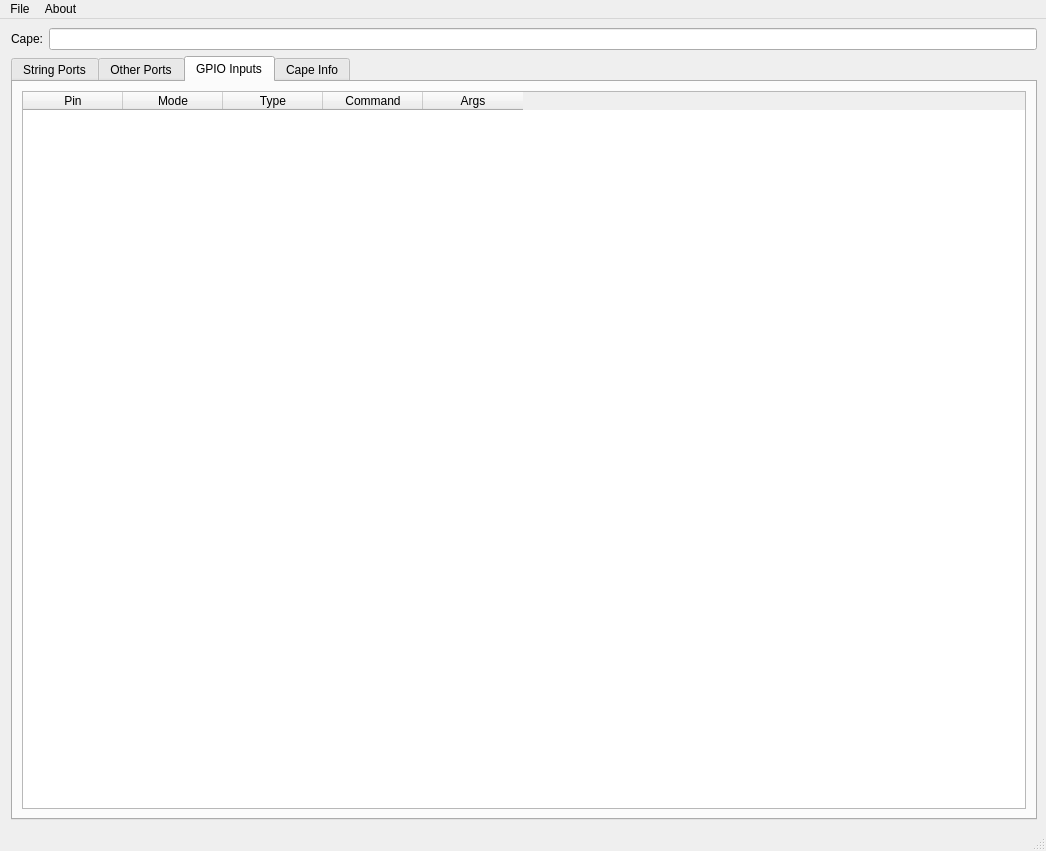
computergeek1507/EffectsGen, file res/mainwindow.ui: the form before one commit.
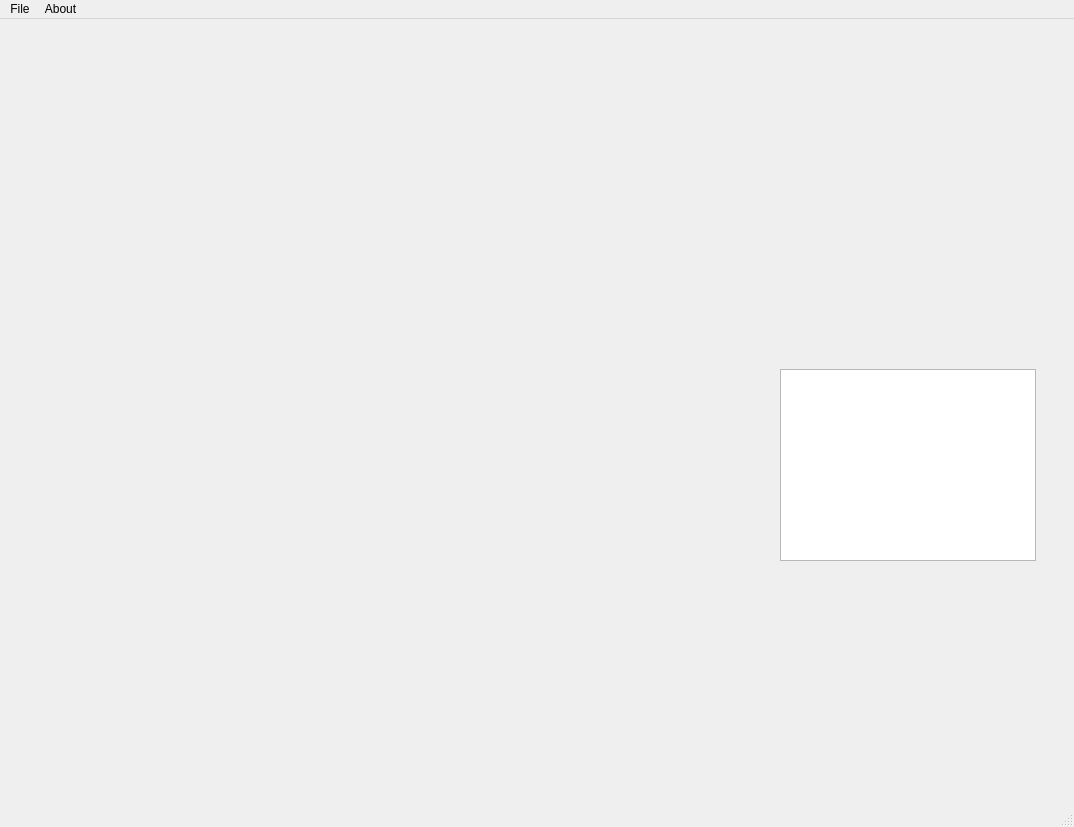
The form after the commit. The open tabs and pages were chosen to show the change. Icons and pictures are not drawn.

Patch:
```diff
--- a/res/mainwindow.ui
+++ b/res/mainwindow.ui
@@ -6,8 +6,8 @@
    <rect>
     <x>0</x>
     <y>0</y>
-    <width>1046</width>
-    <height>851</height>
+    <width>1074</width>
+    <height>827</height>
    </rect>
   </property>
   <property name="windowTitle">
@@ -18,146 +18,23 @@
     <normaloff>:/EffectsGen/EffectsGen.png</normaloff>:/EffectsGen/EffectsGen.png</iconset>
   </property>
   <widget class="QWidget" name="centralwidget">
-   <layout class="QVBoxLayout" name="verticalLayout">
-    <property name="leftMargin">
-     <number>11</number>
+   <widget class="QTableWidget" name="tableWidget">
+    <property name="geometry">
+     <rect>
+      <x>780</x>
+      <y>350</y>
+      <width>256</width>
+      <height>192</height>
+     </rect>
     </property>
-    <item>
-     <layout class="QGridLayout" name="gridLayout">
-      <property name="verticalSpacing">
-       <number>3</number>
-      </property>
-      <item row="0" column="1">
-       <widget class="QLineEdit" name="leProject">
-        <property name="readOnly">
-         <bool>true</bool>
-        </property>
-       </widget>
-      </item>
-      <item row="0" column="0">
-       <widget class="QLabel" name="label">
-        <property name="text">
-         <string>Cape:</string>
-        </property>
-       </widget>
-      </item>
-     </layout>
-    </item>
-    <item>
-     <widget class="QTabWidget" name="tabWidget">
-      <property name="currentIndex">
-       <number>0</number>
-      </property>
-      <widget class="QWidget" name="tabStringPorts">
-       <attribute name="title">
-        <string>String Ports</string>
-       </attribute>
-       <layout class="QVBoxLayout" name="verticalLayout_3">
-        <item>
-         <widget class="QComboBox" name="comboBoxCape"/>
-        </item>
-        <item>
-         <widget class="QTableWidget" name="twParts">
-          <property name="columnCount">
-           <number>2</number>
-          </property>
-          <attribute name="verticalHeaderMinimumSectionSize">
-           <number>25</number>
-          </attribute>
-          <attribute name="verticalHeaderDefaultSectionSize">
-           <number>30</number>
-          </attribute>
-          <column>
-           <property name="text">
-            <string>String Ports</string>
-           </property>
-          </column>
-          <column>
-           <property name="text">
-            <string>GPIO</string>
-           </property>
-          </column>
-         </widget>
-        </item>
-       </layout>
-      </widget>
-      <widget class="QWidget" name="tabSerial">
-       <attribute name="title">
-        <string>Other Ports</string>
-       </attribute>
-       <layout class="QGridLayout" name="gridLayout_2">
-        <item row="0" column="0">
-         <widget class="QTableWidget" name="twOther">
-          <column>
-           <property name="text">
-            <string>Type</string>
-           </property>
-          </column>
-          <column>
-           <property name="text">
-            <string>Device</string>
-           </property>
-          </column>
-         </widget>
-        </item>
-       </layout>
-      </widget>
-      <widget class="QWidget" name="tabGPIO">
-       <attribute name="title">
-        <string>GPIO Inputs</string>
-       </attribute>
-       <layout class="QGridLayout" name="gridLayout_3">
-        <item row="0" column="0">
-         <widget class="QTableWidget" name="twGPIO">
-          <column>
-           <property name="text">
-            <string>Pin</string>
-           </property>
-          </column>
-          <column>
-           <property name="text">
-            <string>Mode</string>
-           </property>
-          </column>
-          <column>
-           <property name="text">
-            <string>Type</string>
-           </property>
-          </column>
-          <column>
-           <property name="text">
-            <string>Command</string>
-           </property>
-          </column>
-          <column>
-           <property name="text">
-            <string>Args</string>
-           </property>
-          </column>
-         </widget>
-        </item>
-       </layout>
-      </widget>
-      <widget class="QWidget" name="tabCapeInfo">
-       <attribute name="title">
-        <string>Cape Info</string>
-       </attribute>
-       <layout class="QVBoxLayout" name="verticalLayout_4">
-        <item>
-         <widget class="QTextEdit" name="textEditCapeInfo"/>
-        </item>
-       </layout>
-      </widget>
-     </widget>
-    </item>
-   </layout>
+   </widget>
   </widget>
   <widget class="QMenuBar" name="menubar">
    <property name="geometry">
     <rect>
      <x>0</x>
      <y>0</y>
-     <width>1046</width>
+     <width>1074</width>
      <height>26</height>
     </rect>
    </property>
```
Left out of the diff: 16 changed lines with no effect on the pictures.
